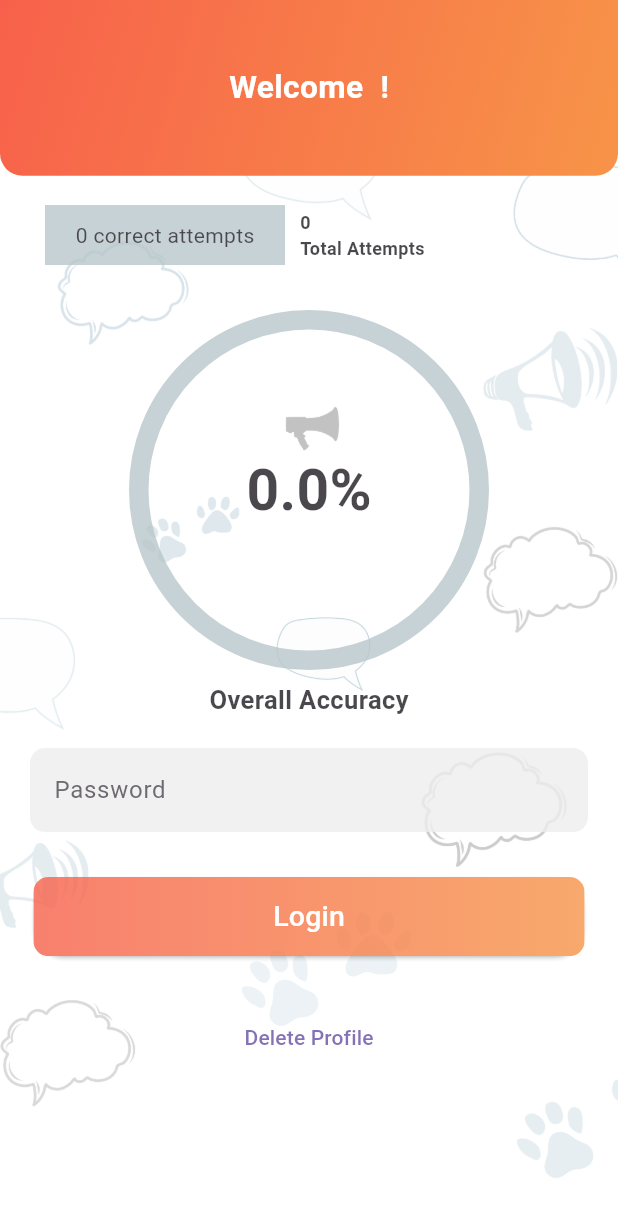
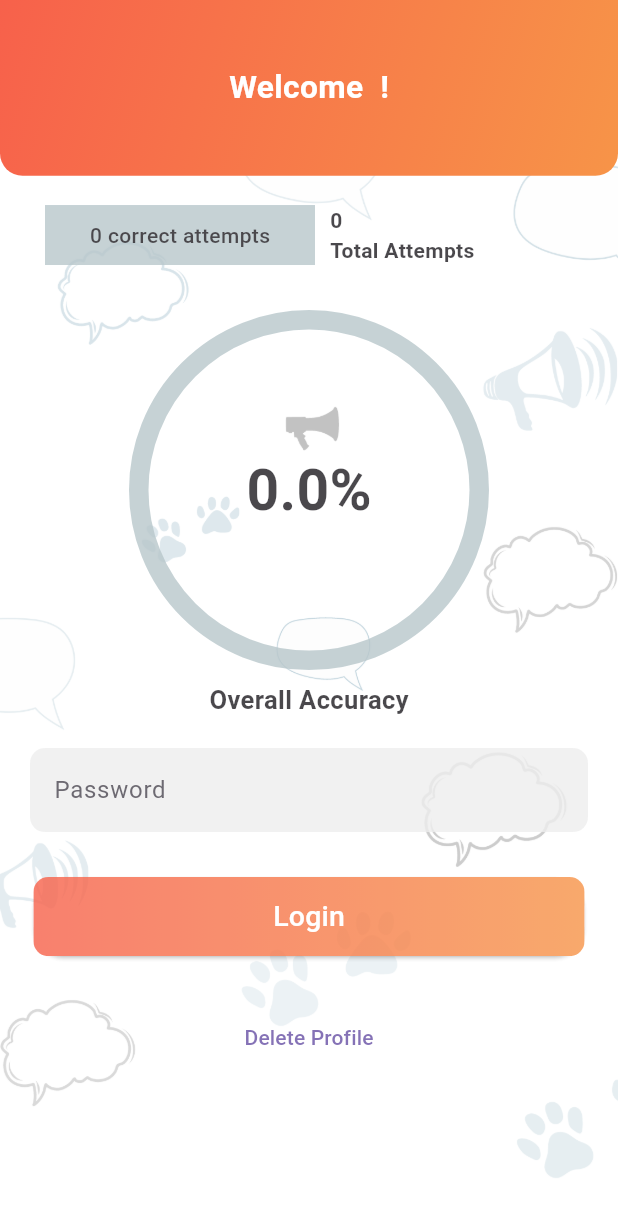
Before and after one commit to hasnainsajid824/PronouncePal, a Flutter app: the ProfilePassword screen opened directly, on a phone screen of 412 x 824 dp. Shown: the top 1217 px of the screen. Run offline on Flutter 3.47's test engine with Material 3 defaults, Android fonts, the light colour scheme and no system bars; drawn by our look-alikes of percent_indicator; our stand-ins replace confetti, flutter_screenutil, flutter_tts, get, rive, shared_preferences and 1 more; accounts and stored records are empty.

Commit message:
MINOR fixes

```diff
--- a/lib/Pages/Home_Screen.dart
+++ b/lib/Pages/Home_Screen.dart
@@ -99,6 +99,7 @@ class _HomeState extends State<Home> {
                       padding: const EdgeInsets.only(left: 20, right: 20),
                       child: Column(
                         children: [
+                          SizedBox(height:70.h),
                           AnimatedOpacity(
                             duration: const Duration(milliseconds: 1000),
                             opacity: _listVisible ? 1.0 : 0.0,
@@ -108,8 +109,8 @@ class _HomeState extends State<Home> {
                                   primary: false,
                                   shrinkWrap: true,
                                   padding: const EdgeInsets.all(20),
-                                  crossAxisSpacing: 10,
-                                  mainAxisSpacing: 10,
+                                  crossAxisSpacing: 20,
+                                  mainAxisSpacing: 30,
                                   crossAxisCount: 2,
                                   children: List.generate(
                                     profileList.profilesList.length,
--- a/lib/Pages/profilepassword_screen.dart
+++ b/lib/Pages/profilepassword_screen.dart
@@ -117,22 +117,26 @@ class _ProfilePasswordState extends State<ProfilePassword> {
                           child: Column(
                             children: [
                               LinearPercentIndicator(
-                                width: 180,
+                                width: 200,
                                 animation: true,
                                 animationDuration: 1000,
                                 lineHeight: 40.0,
                                 trailing: Text(
                                   "$total_words\nTotal Attempts",
-                                  style: TextStyle(
+                                  style: const TextStyle(
                                     fontWeight: FontWeight.bold,
-                                    fontSize: 12.0,
+                                    fontSize: 14.0,
                                   ),
                                 ),
                                 percent: _progress,
                                 center: Text(
-                                    '$_correctlyPronouncedWords correct attempts'),
+                                    '$_correctlyPronouncedWords correct attempts',
+                                    style: const TextStyle(
+                                      fontWeight: FontWeight.w500,
+                                    ),),
                                 linearStrokeCap: LinearStrokeCap.butt,
-                                progressColor: Palette.baseElementLight,
+                                // progressColor: Palette.baseElementLight,
+                                linearGradient: LinearGradient(colors: const [Palette.baseElementLight, Palette.baseElementDark]),
                               ),
                               const SizedBox(height: 30),
                               CircularPercentIndicator(
@@ -161,7 +165,9 @@ class _ProfilePasswordState extends State<ProfilePassword> {
                                   ),
                                 ),
                                 circularStrokeCap: CircularStrokeCap.round,
-                                progressColor: Palette.baseElementLight,
+                                // progressColor: Palette.baseElementLight,
+                                linearGradient: LinearGradient(colors: const [ Palette.baseElementDark,Palette.baseElementLight,
+                                                               Palette.baseElementDark,]),
                               ),
                               const SizedBox(
                                   height: 20), // Adjust spacing if needed
```
Also changed, not shown: lib/Pages/splash_screen.dart (+31 -11 lines), lib/rive_animations/state_machine_muscot.dart (+48 -15 lines).
